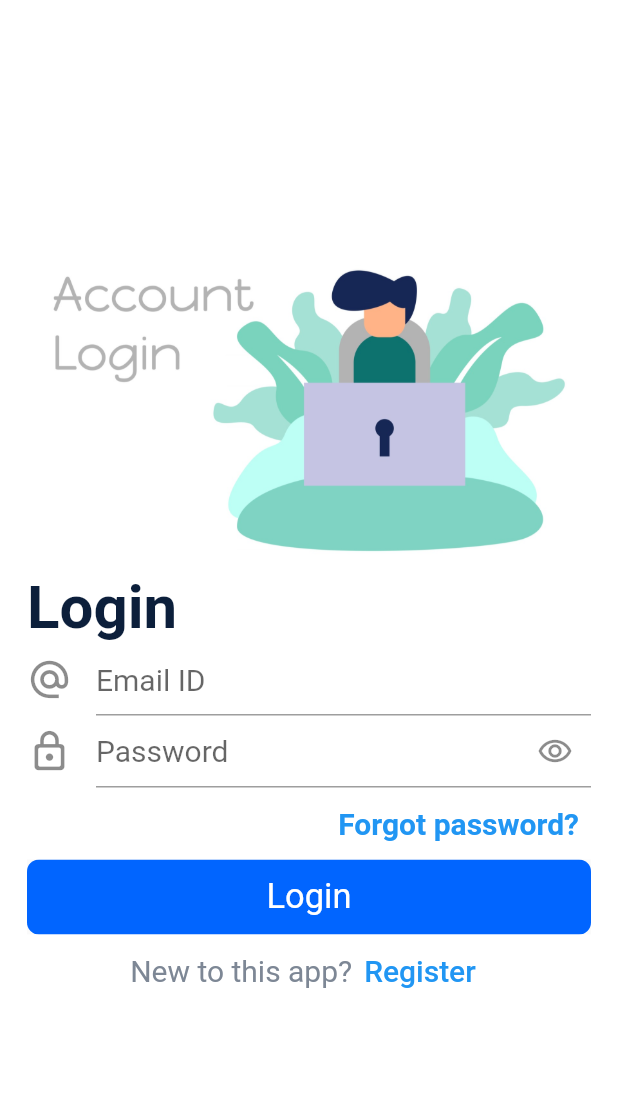
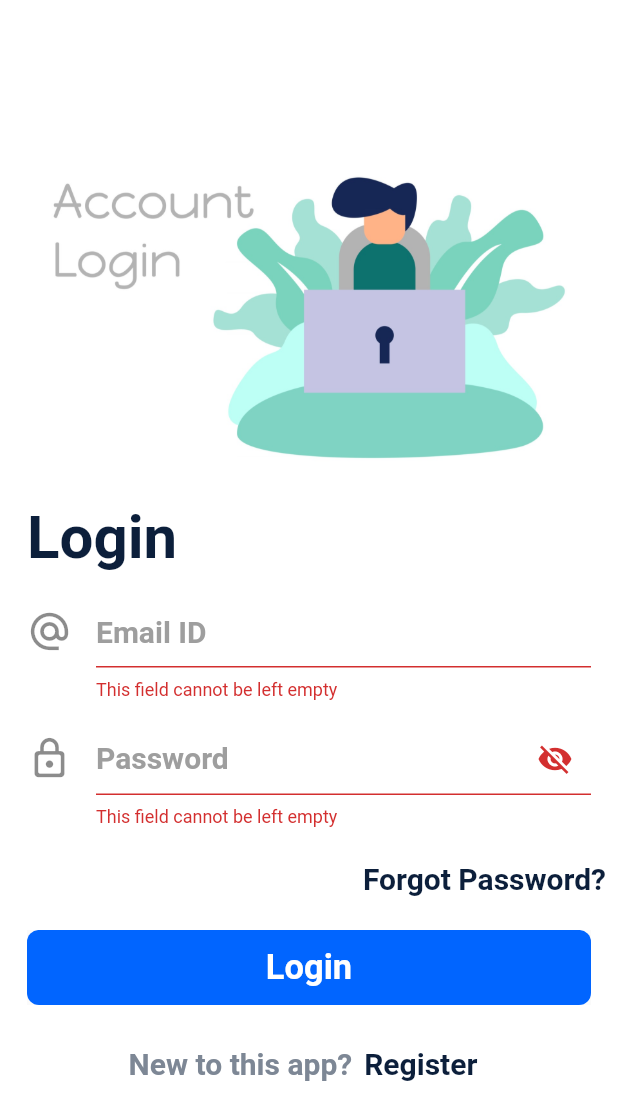
Before and after one commit to samtuga1/form_validator, a Flutter app: the screen it shows after launch, after a tap on "Login", on a phone screen of 412 x 824 dp. Shown: the top 1120 px of the screen. Run offline on Flutter 3.47's test engine with Material 2 defaults, Android fonts, the phone set to English and light mode, and no system bars; our stand-ins replace google_fonts; Roboto replaces fonts that are missing (Rokkitt).

Commit message:
Finished with some refactoring of the login screen

```diff
--- a/lib/constants.dart
+++ b/lib/constants.dart
@@ -0,0 +1,11 @@
+import 'package:flutter/material.dart';
+import 'package:google_fonts/google_fonts.dart';
+
+const kSpacer = SizedBox(
+  height: 15,
+);
+
+TextStyle kTextStyle = GoogleFonts.rokkitt(
+  textStyle: const TextStyle(
+      color: Color(0xFF0c1f3b), fontSize: 40, fontWeight: FontWeight.bold),
+);
--- a/lib/screens/login_screen.dart
+++ b/lib/screens/login_screen.dart
@@ -1,8 +1,13 @@
+import 'dart:ui';
 import 'package:flutter/material.dart';
-import 'package:google_fonts/google_fonts.dart';
+import 'package:login_screen/widgets/login_button.dart';
+import 'package:login_screen/constants.dart';
+import 'package:login_screen/widgets/text_field_builder.dart';
+import 'package:login_screen/widgets/forgot_register_buttons.dart';
 
 class LoginScreen extends StatefulWidget {
   static String id = 'login_screen';
+
   const LoginScreen({Key? key}) : super(key: key);
 
   @override
@@ -10,123 +15,72 @@ class LoginScreen extends StatefulWidget {
 }
 
 class _LoginScreenState extends State<LoginScreen> {
+  late bool _showPassword = false;
+
+  final formKey = GlobalKey<FormState>();
   @override
   Widget build(BuildContext context) {
     return Scaffold(
       backgroundColor: Colors.white,
       body: Center(
         child: Form(
+          key: formKey,
           child: ListView(
             shrinkWrap: true,
             children: [
               Image.asset("assets/images/loginPhoto.png"),
+              kSpacer,
               Padding(
                 padding: const EdgeInsets.symmetric(horizontal: 18.0),
-                child: Text(
-                  'Login',
-                  textAlign: TextAlign.left,
-                  style: GoogleFonts.rokkitt(
-                    textStyle: const TextStyle(
-                        color: Color(0xFF0c1f3b),
-                        fontSize: 40,
-                        fontWeight: FontWeight.bold),
+                child:
+                    Text('Login', textAlign: TextAlign.left, style: kTextStyle),
+              ),
+              kSpacer,
+              const TextFieldBuilder(
+                title: 'Email ID',
+                icon: Icons.alternate_email_outlined,
+                showPassword: false,
+              ),
+              kSpacer,
+              TextFieldBuilder(
+                title: 'Password',
+                icon: Icons.lock_outline_rounded,
+                showPassword: _showPassword,
+                iconButton: IconButton(
+                  icon: Icon(
+                    _showPassword ? Icons.visibility : Icons.visibility_off,
                   ),
+                  onPressed: () {
+                    setState(() {
+                      _showPassword = !_showPassword;
+                    });
+                  },
                 ),
               ),
-              Padding(
-                padding: const EdgeInsets.symmetric(horizontal: 18),
-                child: TextFormField(
-                  decoration: const InputDecoration(
-                    hintText: 'Email ID',
-                    hintStyle: TextStyle(fontSize: 20),
-                    icon: Icon(
-                      Icons.alternate_email_outlined,
-                      size: 30,
-                    ),
+              const SizedBox(
+                height: 10,
+              ),
+              Row(
+                mainAxisAlignment: MainAxisAlignment.end,
+                children: [
+                  ForgotRegisterButton(
+                    title: 'Forgot Password?',
+                    onPressed: () {},
                   ),
-                ),
+                ],
               ),
-              Padding(
-                padding: const EdgeInsets.symmetric(horizontal: 18),
-                child: TextFormField(
-                  decoration: InputDecoration(
-                    suffixIcon: IconButton(
-                        onPressed: () {},
-                        icon: const Icon(Icons.remove_red_eye_outlined)),
-                    hintText: 'Password',
-                    hintStyle: const TextStyle(fontSize: 20),
-                    icon: const Icon(
-                      Icons.lock_outline_rounded,
-                      size: 30,
-                    ),
-                  ),
-                ),
+              const SizedBox(
+                height: 10,
               ),
-              Padding(
-                padding: const EdgeInsets.symmetric(horizontal: 18.0),
-                child: TextButton(
-                  onPressed: () {},
-                  child: Align(
-                    alignment: Alignment.centerRight,
-                    child: Text(
-                      'Forgot password?',
-                      textAlign: TextAlign.right,
-                      style: GoogleFonts.rokkitt(
-                        textStyle: const TextStyle(
-                            fontSize: 20, fontWeight: FontWeight.bold),
-                      ),
-                    ),
-                  ),
-                ),
-              ),
-              Padding(
-                padding: const EdgeInsets.symmetric(horizontal: 18.0),
-                child: Material(
-                  child: Ink(
-                    decoration: BoxDecoration(
-                        borderRadius: BorderRadius.circular(8),
-                        color: const Color(0xFF0165ff)),
-                    height: 50,
-                    child: InkWell(
-                      onTap: () {},
-                      child: Center(
-                        child: Text(
-                          'Login',
-                          style: GoogleFonts.rokkitt(
-                            textStyle: const TextStyle(
-                              color: Colors.white,
-                              fontSize: 23,
-                            ),
-                          ),
-                        ),
-                      ),
-                    ),
-                  ),
-                ),
-              ),
+              LoginButton(formKey: formKey),
+              kSpacer,
               Row(
                 mainAxisAlignment: MainAxisAlignment.center,
                 children: [
-                  Text(
-                    'New to this app?',
-                    style: GoogleFonts.rokkitt(
-                      textStyle: const TextStyle(
-                        color: Color(0xFF7d8795),
-                        fontSize: 20,
-                      ),
-                    ),
-                  ),
-                  TextButton(
-                    onPressed: () {},
-                    child: Text(
-                      'Register',
-                      style: GoogleFonts.rokkitt(
-                        textStyle: const TextStyle(
-                          fontSize: 20,
-                        ),
-                      ),
-                    ),
-                  ),
+                  Text('New to this app?',
+                      style: kTextStyle.copyWith(
+                          fontSize: 20, color: const Color(0xFF7d8795))),
+                  ForgotRegisterButton(title: 'Register', onPressed: () {})
                 ],
               ),
             ],
--- /dev/null
+++ b/lib/widgets/forgot_register_buttons.dart
@@ -0,0 +1,22 @@
+import 'package:flutter/material.dart';
+import 'package:login_screen/constants.dart';
+
+class ForgotRegisterButton extends StatelessWidget {
+  final String title;
+  final Function onPressed;
+  const ForgotRegisterButton({
+    required this.title,
+    required this.onPressed,
+    Key? key,
+  }) : super(key: key);
+
+  @override
+  Widget build(BuildContext context) {
+    return TextButton(
+      onPressed: () {
+        onPressed;
+      },
+      child: Text(title, style: kTextStyle.copyWith(fontSize: 20)),
+    );
+  }
+}
--- /dev/null
+++ b/lib/widgets/login_button.dart
@@ -0,0 +1,38 @@
+import 'package:flutter/material.dart';
+import 'package:login_screen/constants.dart';
+
+class LoginButton extends StatelessWidget {
+  const LoginButton({
+    Key? key,
+    required this.formKey,
+  }) : super(key: key);
+
+  final GlobalKey<FormState> formKey;
+
+  @override
+  Widget build(BuildContext context) {
+    return Padding(
+      padding: const EdgeInsets.symmetric(horizontal: 18.0),
+      child: Material(
+        child: Ink(
+          decoration: BoxDecoration(
+              borderRadius: BorderRadius.circular(8),
+              color: const Color(0xFF0165ff)),
+          height: 50,
+          child: InkWell(
+            onTap: () {
+              if (formKey.currentState!.validate()) {
+                print('validated');
+              }
+            },
+            child: Center(
+              child: Text('Login',
+                  style:
+                      kTextStyle.copyWith(fontSize: 23, color: Colors.white)),
+            ),
+          ),
+        ),
+      ),
+    );
+  }
+}
--- /dev/null
+++ b/lib/widgets/text_field_builder.dart
@@ -0,0 +1,41 @@
+import 'package:flutter/material.dart';
+import 'package:login_screen/constants.dart';
+
+class TextFieldBuilder extends StatelessWidget {
+  final String title;
+  final IconButton? iconButton;
+  final IconData icon;
+  final bool showPassword;
+
+  const TextFieldBuilder({
+    required this.showPassword,
+    required this.title,
+    this.iconButton,
+    required this.icon,
+    Key? key,
+  }) : super(key: key);
+
+  @override
+  Widget build(BuildContext context) {
+    return Padding(
+      padding: const EdgeInsets.symmetric(horizontal: 18),
+      child: TextFormField(
+        obscureText: showPassword,
+        validator: (value) {
+          if (value == null || value.isEmpty) {
+            return 'This field cannot be left empty';
+          }
+        },
+        decoration: InputDecoration(
+          suffixIcon: iconButton,
+          hintText: title,
+          hintStyle: kTextStyle.copyWith(fontSize: 20, color: Colors.grey),
+          icon: Icon(
+            icon,
+            size: 30,
+          ),
+        ),
+      ),
+    );
+  }
+}
```
